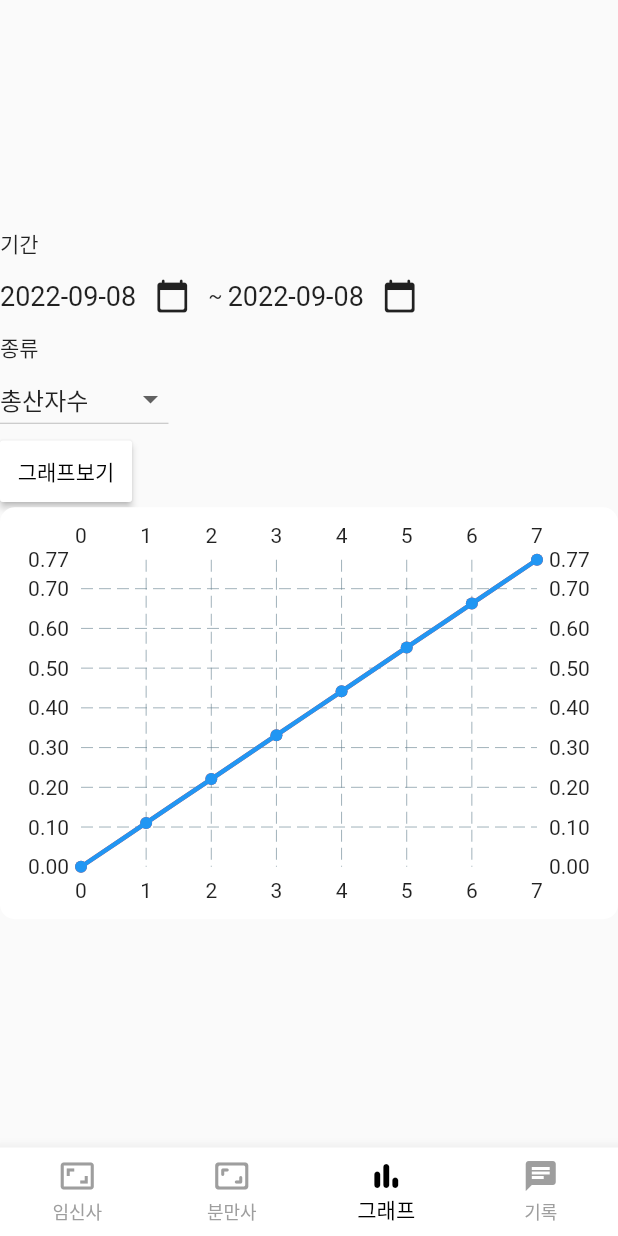
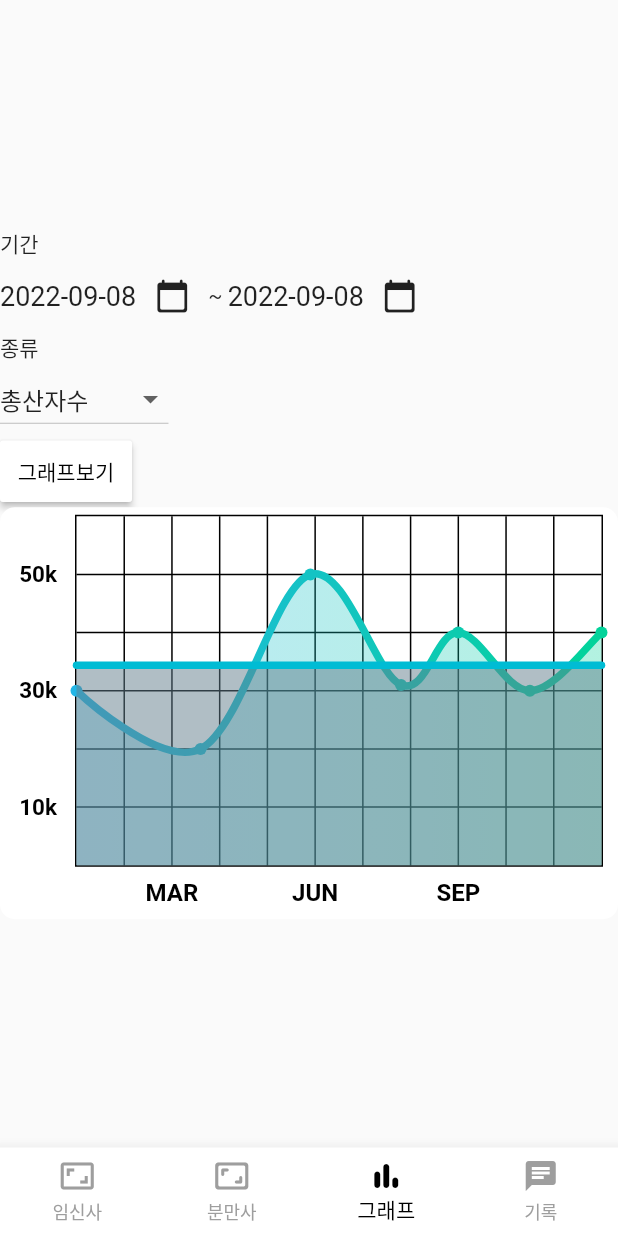
Before and after one commit to dksgmlwls/Flutter_OCR, a Flutter app: the screen it shows after launch, item 3 of the bottom bar chosen, on a phone screen of 412 x 824 dp. Run offline on Flutter 3.47's test engine with Material 2 defaults, Android fonts, the light colour scheme and no system bars; drawn by our look-alikes of fl_chart; our stand-ins replace camera, dio, flutter_native_image, flutter_secure_storage, image_cropper, image_picker; missing offline and left inert: flutter_camera_overlay, simple_gesture_detector; network calls fail.

Commit message:
nineteen commit

```diff
--- a/lib/main.dart
+++ b/lib/main.dart
@@ -31,7 +31,7 @@ class _MyAppState extends State<MyApp> {
       //   visualDensity: VisualDensity.adaptivePlatformDensity,
       title: 'Flutter Demo',
       home: HomePage(''),
-      // ),
+
     );
   }
 }
--- a/lib/pages/api/upload_image.dart
+++ b/lib/pages/api/upload_image.dart
@@ -1,4 +1,4 @@
-import 'dart:ffi';
+
 import 'package:flutter/material.dart';
 import 'package:flutter/cupertino.dart'; //쿠퍼티노 위젯
 import 'package:dio/dio.dart';
--- a/lib/pages/auths/login_page.dart
+++ b/lib/pages/auths/login_page.dart
@@ -1,4 +1,4 @@
-import 'dart:ffi';
+
 
 import 'package:flutter/material.dart';
 import 'package:flutter/cupertino.dart'; //쿠퍼티노 위젯
--- a/lib/pages/initial_page.dart
+++ b/lib/pages/initial_page.dart
@@ -1,4 +1,3 @@
-import 'dart:ffi';
 
 import 'package:flutter/material.dart';
 import 'package:flutter/cupertino.dart'; //쿠퍼티노 위젯
--- a/lib/pages/navigations/camera_page.dart
+++ b/lib/pages/navigations/camera_page.dart
@@ -1,4 +1,3 @@
-import 'dart:ffi';
 import 'package:flutter/cupertino.dart';
 import 'package:flutter/material.dart';
 import 'dart:io';
--- a/lib/pages/navigations/camera_page2.dart
+++ b/lib/pages/navigations/camera_page2.dart
@@ -1,4 +1,4 @@
-import 'dart:ffi';
+
 import 'package:flutter/cupertino.dart';
 import 'package:flutter/material.dart';
 import 'dart:io';
--- a/lib/pages/navigations/graph_page.dart
+++ b/lib/pages/navigations/graph_page.dart
@@ -1,4 +1,4 @@
-import 'dart:ffi';
+// import 'dart:ffi';
 import 'dart:math';
 
 import 'package:dio/dio.dart';
@@ -154,29 +154,60 @@ class _GraphPageState extends State<GraphPage> {
                     child: Padding(
                       padding: EdgeInsets.symmetric(vertical: 5, horizontal: 10),
                       child: LineChart(
-                         LineChartData(
-                           borderData: FlBorderData(show: false),
-                           lineBarsData: [
-                             //The red line
-                             LineChartBarData(
-                               spots: dummyData1,
-                               isCurved: true,
-                               barWidth: 3,
-                               colors: [
-                                 Colors.red,
-                               ]
-                             ),
-                             LineChartBarData(
-                                 spots: dummyData2,
-                                 isCurved: true,
-                                 barWidth: 3,
-                                 colors: [
-                                   Colors.blue,
-                                 ]
-                             ),
+                        showAvg ? mainChart() : mainChart(),
+                        // LineChartData(
+                        //   borderData: FlBorderData(show: false),
+                        // lineTouchData: LineTouchData(enabled: true),
+                        // gridData: FlGridData(
+                        //   show: true,
+                        //   drawHorizontalLine: true,
+                        //   getDrawingVerticalLine: (value) {
+                        //     return FlLine(
+                        //       color: const Color(0xff37434d),
+                        //       strokeWidth: 1,
+                        //     );
+                        //   },
+                        //   getDrawingHorizontalLine: (value) {
+                        //     return FlLine(
+                        //       color: const Color(0xff37434d),
+                        //       strokeWidth: 1,
+                        //     );
+                        //   }
+                        // ),
 
-                           ]
-                         )
+                        // lineBarsData: [
+                        //   //The red line
+                        //   LineChartBarData(
+                        //     spots: dummyData1,
+                        //     isCurved: true,
+                        //     barWidth: 3,
+                        //     colors: [
+                        //       Colors.red,
+                        //     ]
+                        //   ),
+                        //   LineChartBarData(
+                        //       spots: dummyData2,
+                        //       isCurved: true,
+                        //       barWidth: 3,
+                        //       colors: [
+                        //         Colors.blue,
+                        //       ]
+                        //
+                        //   ),
+
+                        // belowBarData: BarAreaData(show: true, colors: [
+                        //   ColorTween(begin: gradientColors[0], end: gradientColors[1])
+                        //       .lerp(0.2)
+                        //       .withOpacity(0.1),
+                        //   ColorTween(begin: gradientColors[0], end: gradientColors[1])
+                        //       .lerp(0.2)
+                        //       .withOpacity(0.1),
+                        // ])
+
+
+                        //   ]
+                        //
+                        // )
 
 
 
@@ -310,6 +341,7 @@ LineChartData mainChart() {
           FlSpot(11, 4),
         ],
 
+
         isCurved: true,
         colors: gradientColors_values,
         barWidth: 5,
@@ -323,6 +355,39 @@ LineChartData mainChart() {
           gradientColors_values.map((color) => color.withOpacity(0.3)).toList(),
         ),
       ),
+      LineChartBarData(
+        spots: [
+          FlSpot(0, 3.44),
+          FlSpot(2.6, 3.44),
+          FlSpot(4.9, 3.44),
+          FlSpot(6.8, 3.44),
+          FlSpot(8, 3.44),
+          FlSpot(9.5, 3.44),
+          FlSpot(11, 3.44),
+        ],
+        isCurved: true,
+        // colors: [
+        //   ColorTween(begin: gradientColors[0], end: gradientColors[1])
+        //       .lerp(0.2),
+        //   ColorTween(begin: gradientColors[0], end: gradientColors[1])
+        //       .lerp(0.2),
+        // ],
+        barWidth: 5,
+        isStrokeCapRound: true,
+        dotData: FlDotData(
+          show: false,
+        ),
+        belowBarData: BarAreaData(show: true,
+          //     colors: [
+          //   ColorTween(begin: gradientColors[0], end: gradientColors[1])
+          //       .lerp(0.2)
+          //       .withOpacity(0.1),
+          //   ColorTween(begin: gradientColors[0], end: gradientColors[1])
+          //       .lerp(0.2)
+          //       .withOpacity(0.1),
+          // ]
+        ),
+      ),
     ],
 
   );
--- a/lib/providers/auth_provider.dart
+++ b/lib/providers/auth_provider.dart
@@ -1,4 +1,3 @@
-import 'dart:ffi';
 
 import 'package:flutter/material.dart';
 import 'package:http/http.dart' as http;
```
Also changed, not shown: lib/example/example_camera_overaly.dart (+1 -15 lines), 2 other files.
